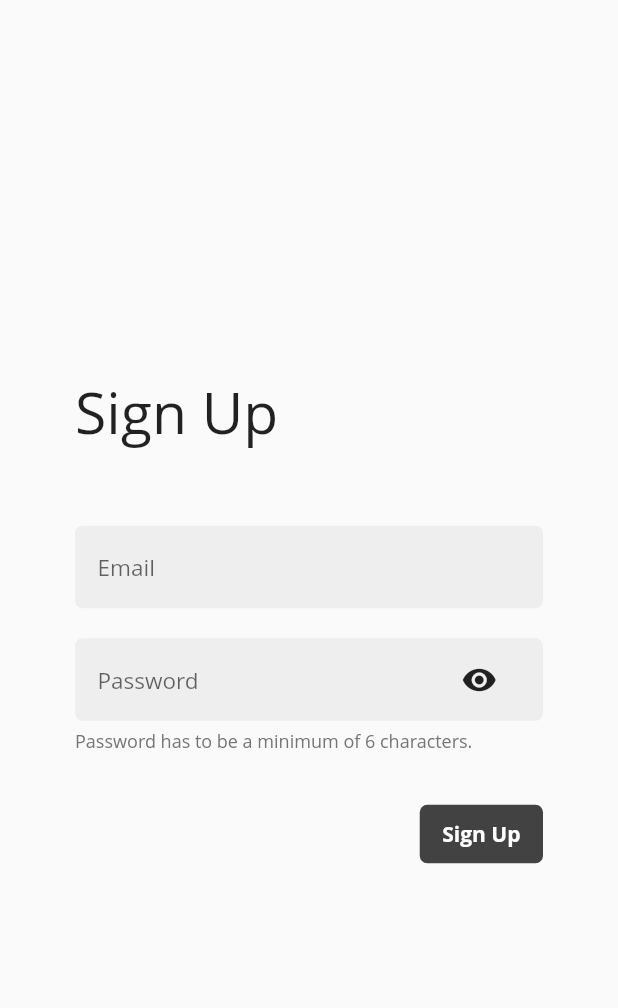
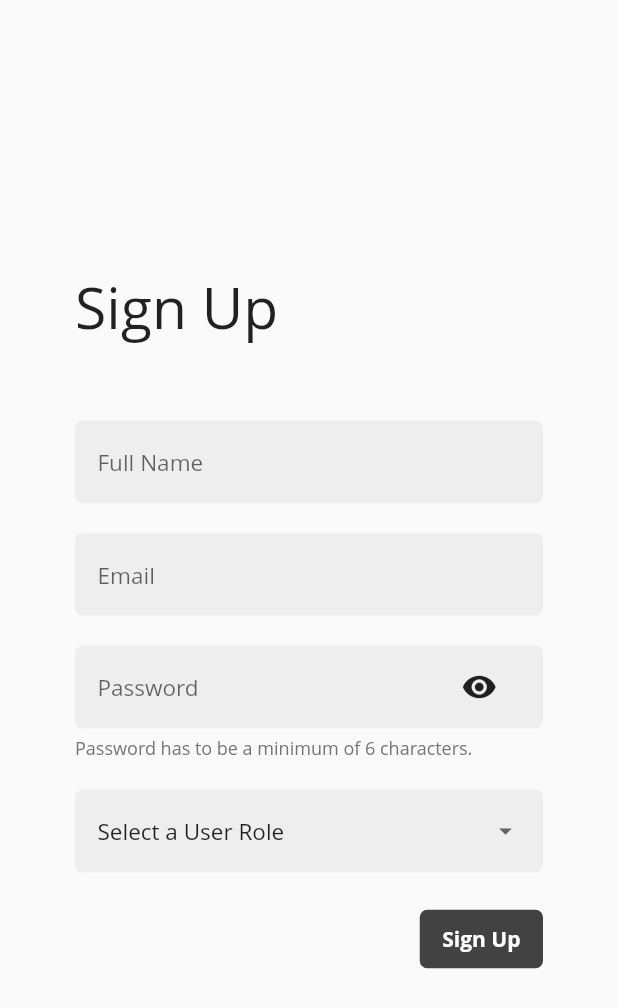
Before and after one commit to ElXak/firebase_authentication, a Flutter app: the SignUpView screen opened directly, on a phone screen of 412 x 824 dp. Shown: the top 1008 px of the screen. Run offline on Flutter 3.47's test engine with Material 2 defaults, Android fonts, the phone set to English and light mode, and no system bars; our stand-ins replace cloud_firestore, firebase_auth, firebase_core, get_it, stacked; accounts and stored records are empty; network calls fail.

Commit message:
StartUp Logic and User Profiles using FireBase and FireStore

```diff
--- a/lib/locator.dart
+++ b/lib/locator.dart
@@ -2,6 +2,7 @@
 
 import 'services/authentication_service.dart';
 import 'services/dialog_service.dart';
+import 'services/firestore_service.dart';
 import 'services/navigation_service.dart';
 
 GetIt locator = GetIt.instance;
@@ -10,4 +11,5 @@
   locator.registerLazySingleton(() => NavigationService());
   locator.registerLazySingleton(() => DialogService());
   locator.registerLazySingleton(() => AuthenticationService());
+  locator.registerLazySingleton(() => FirestoreService());
 }
--- a/lib/main.dart
+++ b/lib/main.dart
@@ -6,7 +6,7 @@
 import 'services/dialog_service.dart';
 import 'services/navigation_service.dart';
 import 'ui/router.dart';
-import 'ui/views/login_view.dart';
+import 'ui/views/start_up_view.dart';
 
 Future<void> main() async {
   // Register all the models and services before the app starts
@@ -35,7 +35,7 @@
             ),
       ),
       // home: SignUpView(),
-      home: LoginView(),
+      home: StartUpView(),
       onGenerateRoute: generateRoute,
     );
   }
--- /dev/null
+++ b/lib/models/user.dart
@@ -0,0 +1,28 @@
+class User {
+  final String? id;
+  final String? fullName;
+  final String? email;
+  final String? userRole;
+
+  User({
+    this.id,
+    this.fullName,
+    this.email,
+    this.userRole,
+  });
+
+  User.fromData(Map<String, dynamic> data)
+      : id = data['id'],
+        fullName = data['fullName'],
+        email = data['email'],
+        userRole = data['userRole'];
+
+  Map<String, dynamic> toJson() {
+    return {
+      'id': id,
+      'fullName': fullName,
+      'email': email,
+      'userRole': userRole,
+    };
+  }
+}
--- a/lib/services/authentication_service.dart
+++ b/lib/services/authentication_service.dart
@@ -1,16 +1,26 @@
 import 'package:firebase_auth/firebase_auth.dart';
+
+import '../locator.dart';
+import '../models/user.dart' as userModel;
+import 'firestore_service.dart';
 
 class AuthenticationService {
   final FirebaseAuth _firebaseAuth = FirebaseAuth.instance;
+  final FirestoreService _firestoreService = locator<FirestoreService>();
+
+  late userModel.User _currentUser;
+
+  userModel.User get currentUser => _currentUser;
 
   Future? loginWithEmail({
     required String email,
     required String password,
   }) async {
     try {
-      UserCredential? user = await _firebaseAuth.signInWithEmailAndPassword(
-          email: email, password: password);
-      return true;
+      UserCredential? authResult = await _firebaseAuth
+          .signInWithEmailAndPassword(email: email, password: password);
+      await _populateCurrentUser(authResult.user);
+      return authResult.user != null;
     } catch (e) {
       return e.toString();
     }
@@ -19,13 +29,42 @@
   Future? signUpWithEmail({
     required String email,
     required String password,
+    required String fullName,
+    required String role,
   }) async {
     try {
       UserCredential? authResult = await _firebaseAuth
           .createUserWithEmailAndPassword(email: email, password: password);
+
+      // create a new user profile on firestore
+      _currentUser = userModel.User(
+        id: authResult.user!.uid,
+        email: email,
+        fullName: fullName,
+        userRole: role,
+      );
+
+      await _firestoreService.createUser(_currentUser);
+
       return authResult.user != null;
     } catch (e) {
       return e.toString();
     }
   }
+
+  Future<bool> isUserLoggedIn() async {
+    User? user = _firebaseAuth.currentUser;
+    await _populateCurrentUser(user);
+    return user != null;
+  }
+
+  Future _populateCurrentUser(User? user) async {
+    if (user != null) {
+      var getResult = await _firestoreService.getUser(user.uid);
+
+      if (getResult is userModel.User) {
+        _currentUser = getResult;
+      }
+    }
+  }
 }
--- a/lib/ui/router.dart
+++ b/lib/ui/router.dart
@@ -3,7 +3,7 @@
 import '../constants/route_names.dart';
 import '../ui/views/home_view.dart';
 import '../ui/views/login_view.dart';
-import '../ui/views/signup_view.dart';
+import '../ui/views/sign_up_view.dart';
 
 Route<dynamic> generateRoute(RouteSettings settings) {
   switch (settings.name) {
--- a/lib/ui/shared/shared_styles.dart
+++ b/lib/ui/shared/shared_styles.dart
@@ -2,10 +2,10 @@
 
 // Box Decorations
 
-BoxDecoration fieldDecortaion = BoxDecoration(
+BoxDecoration fieldDecoration = BoxDecoration(
     borderRadius: BorderRadius.circular(5), color: Colors.grey[200]);
 
-BoxDecoration disabledFieldDecortaion = BoxDecoration(
+BoxDecoration disabledFieldDecoration = BoxDecoration(
     borderRadius: BorderRadius.circular(5), color: Colors.grey[100]);
 
 // Field Variables
--- a/lib/ui/views/home_view.dart
+++ b/lib/ui/views/home_view.dart
@@ -5,8 +5,10 @@
 
   @override
   Widget build(BuildContext context) {
-    return Center(
-      child: Text('Home'),
+    return Scaffold(
+      body: Center(
+        child: Text('Home'),
+      ),
     );
   }
 }
--- a/lib/ui/views/login_view.dart
+++ b/lib/ui/views/login_view.dart
@@ -58,7 +58,7 @@
                 TextLink(
                   'Create an Account if you\'re new.',
                   onPressed: () {
-                    // TODO: Handle navigation
+                    model.navigateToSignUp();
                   },
                 )
               ],
--- a/lib/ui/views/signup_view.dart
+++ b/lib/ui/views/sign_up_view.dart
@@ -1,14 +1,16 @@
 import 'package:flutter/material.dart';
 import 'package:stacked/stacked.dart';
 
-import '../../view_models/signup_view_model.dart';
+import '../../view_models/sign_up_view_model.dart';
 import '../shared/ui_helpers.dart';
 import '../widgets/busy_button.dart';
+import '../widgets/expansion_list.dart';
 import '../widgets/input_field.dart';
 
 class SignUpView extends StatelessWidget {
   final emailController = TextEditingController();
   final passwordController = TextEditingController();
+  final fullNameController = TextEditingController();
 
   @override
   Widget build(BuildContext context) {
@@ -29,7 +31,11 @@
                 ),
               ),
               verticalSpaceLarge,
-              // TODO: Add additional user data here to save (episode 2)
+              InputField(
+                placeholder: 'Full Name',
+                controller: fullNameController,
+              ),
+              verticalSpaceSmall,
               InputField(
                 placeholder: 'Email',
                 controller: emailController,
@@ -41,6 +47,12 @@
                 controller: passwordController,
                 additionalNote: 'Password has to be a minimum of 6 characters.',
               ),
+              verticalSpaceSmall,
+              ExpansionList<String>(
+                items: ['Admin', 'User'],
+                title: model.selectedRole,
+                onItemSelected: model.setSelectedRole,
+              ),
               verticalSpaceMedium,
               Row(
                 mainAxisSize: MainAxisSize.max,
@@ -51,8 +63,10 @@
                     busy: model.busy,
                     onPressed: () {
                       model.signUp(
-                          email: emailController.text,
-                          password: passwordController.text);
+                        email: emailController.text,
+                        password: passwordController.text,
+                        fullName: fullNameController.text,
+                      );
                     },
                   )
                 ],
--- /dev/null
+++ b/lib/ui/widgets/expansion_list.dart
@@ -0,0 +1,153 @@
+import 'package:flutter/material.dart';
+
+import '../shared/shared_styles.dart' as sharedStyles;
+
+class ExpansionList<T> extends StatefulWidget {
+  final List<T>? items;
+  final String? title;
+  final Function(dynamic) onItemSelected;
+  final bool smallVersion;
+
+  ExpansionList(
+      {Key? key,
+      this.items,
+      this.title,
+      required this.onItemSelected,
+      this.smallVersion = false})
+      : super(key: key);
+
+  @override
+  _ExpansionListState createState() => _ExpansionListState();
+}
+
+class _ExpansionListState extends State<ExpansionList> {
+  final double startingHeight = sharedStyles.fieldHeight;
+  late double expandedHeight;
+  bool expanded = false;
+  String? selectedValue;
+
+  @override
+  void initState() {
+    super.initState();
+    selectedValue = widget.title;
+    _calculateExpandedHeight();
+  }
+
+  @override
+  Widget build(BuildContext context) {
+    return AnimatedContainer(
+      padding: sharedStyles.fieldPadding,
+      duration: Duration(milliseconds: 180),
+      height: expanded
+          ? expandedHeight
+          : widget.smallVersion
+              ? sharedStyles.smallFieldHeight
+              : startingHeight,
+      decoration: sharedStyles.fieldDecoration.copyWith(
+        boxShadow: expanded
+            ? [BoxShadow(blurRadius: 10, color: Colors.grey[300]!)]
+            : null,
+      ),
+      child: ListView(
+        physics: NeverScrollableScrollPhysics(),
+        padding: EdgeInsets.all(0),
+        children: [
+          ExpansionListItem(
+            title: selectedValue,
+            showArrow: true,
+            smallVersion: widget.smallVersion,
+            onTap: () {
+              setState(() {
+                expanded = !expanded;
+              });
+            },
+          ),
+          Container(
+            height: 2,
+            color: Colors.grey[300],
+          ),
+          ..._getDropdownListItems(),
+        ],
+      ),
+    );
+  }
+
+  List<Widget> _getDropdownListItems() {
+    return widget.items!
+        .map((item) => ExpansionListItem(
+              smallVersion: widget.smallVersion,
+              title: item.toString(),
+              onTap: () {
+                setState(() {
+                  expanded = !expanded;
+                  selectedValue = item.toString();
+                });
+
+                widget.onItemSelected(item);
+              },
+            ))
+        .toList();
+  }
+
+  void _calculateExpandedHeight() {
+    expandedHeight = 2 +
+        (widget.smallVersion
+            ? sharedStyles.smallFieldHeight
+            : sharedStyles.fieldHeight) +
+        (widget.items!.length *
+            (widget.smallVersion
+                ? sharedStyles.smallFieldHeight
+                : sharedStyles.fieldHeight));
+  }
+}
+
+class ExpansionListItem extends StatelessWidget {
+  final Function()? onTap;
+  final String? title;
+  final bool showArrow;
+  final bool smallVersion;
+
+  const ExpansionListItem(
+      {Key? key,
+      this.onTap,
+      this.title,
+      this.showArrow = false,
+      this.smallVersion = false})
+      : super(key: key);
+
+  @override
+  Widget build(BuildContext context) {
+    return GestureDetector(
+      behavior: HitTestBehavior.opaque,
+      onTap: onTap,
+      child: Container(
+        height: smallVersion
+            ? sharedStyles.smallFieldHeight
+            : sharedStyles.fieldHeight,
+        alignment: Alignment.centerLeft,
+        child: Row(
+          mainAxisSize: MainAxisSize.max,
+          mainAxisAlignment: MainAxisAlignment.spaceBetween,
+          children: [
+            Expanded(
+              child: Text(
+                title ?? '',
+                style: Theme.of(context)
+                    .textTheme
+                    .subtitle1!
+                    .copyWith(fontSize: smallVersion ? 12 : 15),
+              ),
+            ),
+            showArrow
+                ? Icon(
+                    Icons.arrow_drop_down,
+                    color: Colors.grey[700],
+                    size: 20,
+                  )
+                : Container(),
+          ],
+        ),
+      ),
+    );
+  }
+}
--- a/lib/ui/widgets/input_field.dart
+++ b/lib/ui/widgets/input_field.dart
@@ -61,7 +61,7 @@
           alignment: Alignment.centerLeft,
           padding: fieldPadding,
           decoration:
-              widget.isReadOnly ? disabledFieldDecortaion : fieldDecortaion,
+              widget.isReadOnly ? disabledFieldDecoration : fieldDecoration,
           child: Row(
             children: <Widget>[
               Expanded(
--- a/lib/view_models/login_view_model.dart
+++ b/lib/view_models/login_view_model.dart
@@ -30,9 +30,13 @@
       }
     } else {
       await _dialogService.showDialog(
-        title: 'Sign Up Failure',
+        title: 'Login Failure',
         description: result,
       );
     }
   }
+
+  void navigateToSignUp() {
+    _navigationService.navigateTo(SignUpViewRoute);
+  }
 }
--- a/lib/view_models/signup_view_model.dart
+++ b/lib/view_models/sign_up_view_model.dart
@@ -11,11 +11,26 @@
   final DialogService _dialogService = locator<DialogService>();
   final NavigationService _navigationService = locator<NavigationService>();
 
-  Future signUp({required String email, required String password}) async {
+  String _selectedRole = 'Select a User Role';
+
+  String get selectedRole => _selectedRole;
+
+  void setSelectedRole(dynamic role) {
+    _selectedRole = role;
+    notifyListeners();
+  }
+
+  Future signUp(
+      {required String email,
+      required String password,
+      required String fullName}) async {
     setBusy(true);
 
     var result = await _authenticationService.signUpWithEmail(
-        email: email, password: password);
+        email: email,
+        password: password,
+        fullName: fullName,
+        role: _selectedRole);
 
     setBusy(false);
 
--- a/pubspec.yaml
+++ b/pubspec.yaml
@@ -37,6 +37,7 @@
   stacked_services: ^0.8.5
   firebase_core: ^1.1.0
   firebase_auth: ^1.1.3
+  cloud_firestore: ^2.0.0
 
 
 dev_dependencies:
```
Also changed, not shown: lib/services/firestore_service.dart (added, +26 -0 lines), lib/ui/views/start_up_view.dart (added, +33 -0 lines), lib/view_models/start_up_view_model.dart (added, +21 -0 lines), pubspec.lock, 2 other files.
